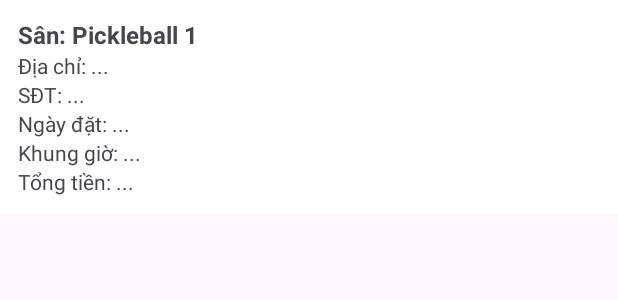
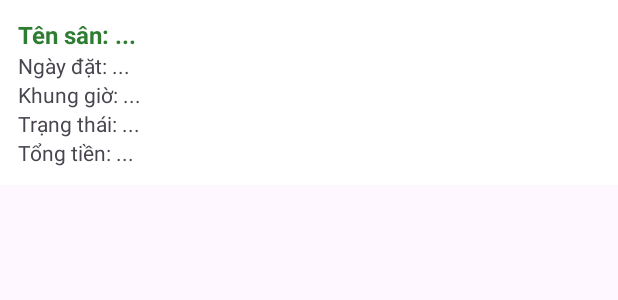
Before and after one commit to tuanasish/BTL-ANDROI-API, an Android app: the layout item_booking_history.xml on its own in the app's theme, with its tools: preview values and no code run, on a phone screen of 412 x 824 dp. Shown: the top 300 px of the screen. Run offline under Robolectric (Android 15) with nearby library versions, the light colour scheme and no system bars.

Commit message:
update booking

```diff
--- a/app/src/main/java/com/example/btl/fragments/AdminAccountFragment.java
+++ b/app/src/main/java/com/example/btl/fragments/AdminAccountFragment.java
@@ -29,7 +29,6 @@ public class AdminAccountFragment extends Fragment {
     public View onCreateView(@NonNull LayoutInflater inflater,
                              @Nullable ViewGroup container,
                              @Nullable Bundle savedInstanceState) {
-
         View view = inflater.inflate(R.layout.fragment_account_admin, container, false);
         setHasOptionsMenu(true);
 
@@ -44,9 +43,6 @@ public class AdminAccountFragment extends Fragment {
                 tvUserInfo.setText("Email: " + loginUser.getEmail() + "\nSố điện thoại: " + loginUser.getPhone());
             }
         }
-
-
-
         return view;
     }
 
--- a/app/src/main/res/layout/item_booking_history.xml
+++ b/app/src/main/res/layout/item_booking_history.xml
@@ -4,27 +4,18 @@
     android:layout_height="wrap_content"
     android:orientation="vertical"
     android:padding="12dp"
-    android:background="#FFFFFF">
+    android:background="#FFFFFF"
+    android:layout_marginBottom="8dp">
 
     <TextView
         android:id="@+id/txtFieldName"
         android:layout_width="match_parent"
         android:layout_height="wrap_content"
-        android:text="Sân: Pickleball 1"
+        android:text="Tên sân: ..."
         android:textStyle="bold"
-        android:textSize="16sp" />
+        android:textSize="16sp"
+        android:textColor="#2E7D32" />
 
-    <TextView
-        android:id="@+id/txtFieldAddress"
-        android:layout_width="match_parent"
-        android:layout_height="wrap_content"
-        android:text="Địa chỉ: ..." />
-
-    <TextView
-        android:id="@+id/txtFieldNumber"
-        android:layout_width="match_parent"
-        android:layout_height="wrap_content"
-        android:text="SĐT: ..." />
 
     <TextView
         android:id="@+id/txtBookedDate"
@@ -39,6 +30,12 @@
         android:text="Khung giờ: ..." />
 
     <TextView
+        android:id="@+id/txtStatus"
+        android:layout_width="match_parent"
+        android:layout_height="wrap_content"
+        android:text="Trạng thái: ..." />
+
+    <TextView
         android:id="@+id/txtTotalPrice"
         android:layout_width="match_parent"
         android:layout_height="wrap_content"
```
Also changed, not shown: app/src/main/java/com/example/btl/adapters/BookingHistoryAdapter.java (+19 -5 lines), app/src/main/java/com/example/btl/api/ApiBookingInterface.java (+8 -0 lines), app/src/main/java/com/example/btl/fragments/AccountFragment.java (+45 -1 lines), app/src/main/java/com/example/btl/models/BookingResponse.java (added, +114 -0 lines), app/src/main/res/layout/item_field.xml (+8 -8 lines), app/src/main/res/drawable/location.jpg (added).
